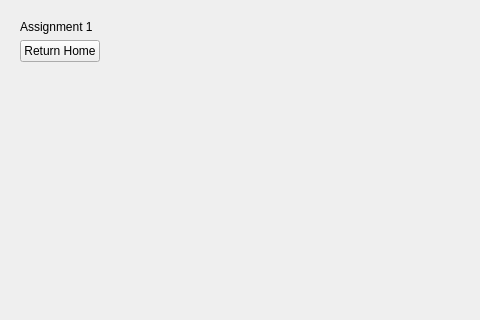
Old version of the form resources/widget/Assignment1Widget/Widget.ui in the repository Kentrosaurus/MayaPy; both pictures show x 0 to 480 and y 0 to 320 of the 608 by 422 pixel window.
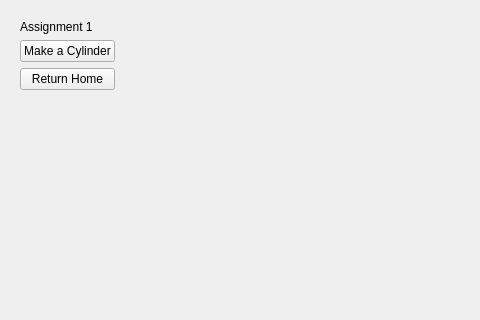
New version of the form.

What changed in the file:
```diff
--- a/resources/widget/Assignment1Widget/Widget.ui
+++ b/resources/widget/Assignment1Widget/Widget.ui
@@ -13,8 +13,8 @@
   <property name="windowTitle">
    <string>Form</string>
   </property>
-  <layout class="QHBoxLayout" name="horizontalLayout">
-   <item>
+  <layout class="QGridLayout" name="gridLayout">
+   <item row="0" column="0">
     <widget class="QWidget" name="controlsBox" native="true">
      <layout class="QVBoxLayout" name="verticalLayout">
       <item>
@@ -24,6 +24,13 @@
         </property>
        </widget>
       </item>
+      <item>
+       <widget class="QPushButton" name="exampleBtn">
+        <property name="text">
+         <string>Make a Cylinder</string>
+        </property>
+       </widget>
+      </item>
       <item>
        <widget class="QPushButton" name="homeBtn">
         <property name="text">
@@ -47,7 +54,7 @@
      </layout>
     </widget>
    </item>
-   <item>
+   <item row="0" column="1">
     <spacer name="horizontalSpacer">
      <property name="orientation">
       <enum>Qt::Horizontal</enum>
```
